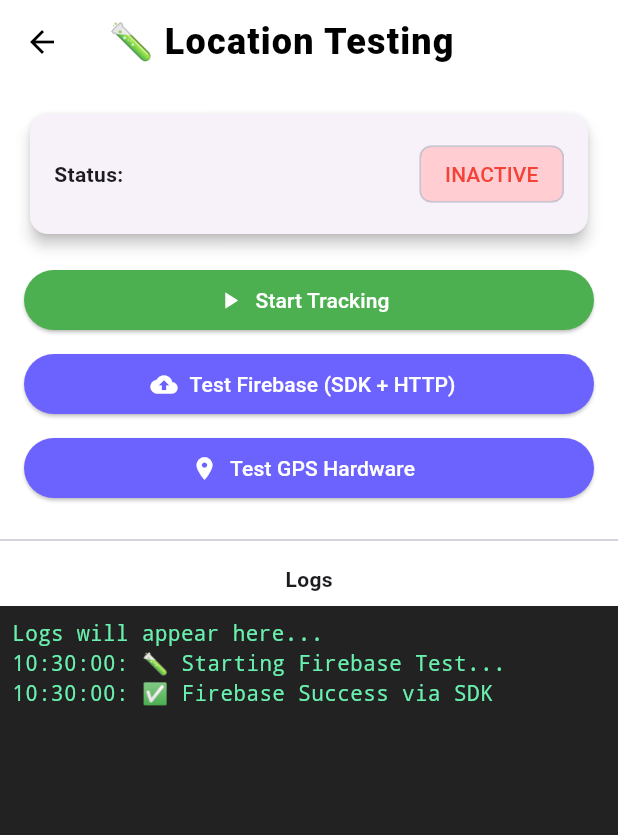
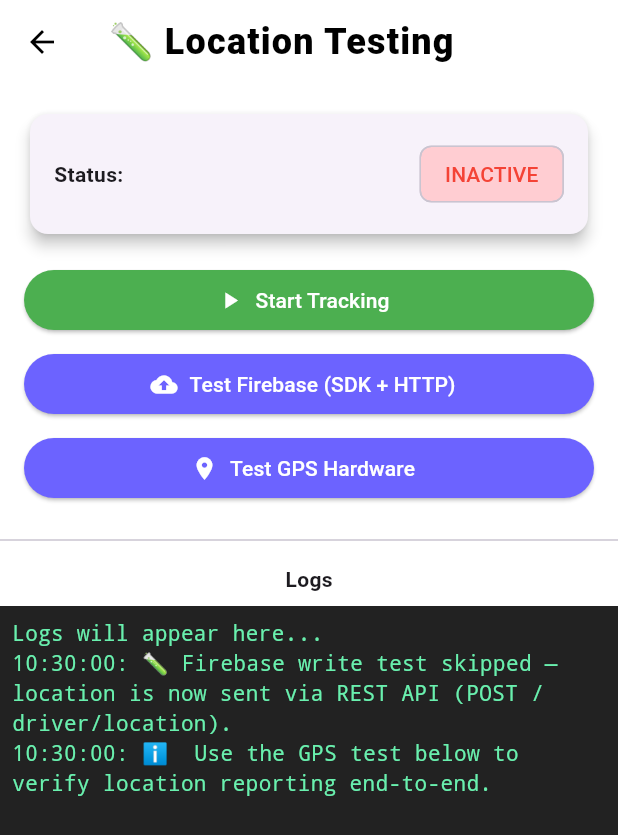
Before and after one commit to YouthStack-Dev/Fleet_Driver_App, a Flutter app: the LocationTestScreen screen opened by its route, after a tap on "Test Firebase (SDK + HTTP)", on a phone screen of 412 x 824 dp. Shown: the top 835 px of the screen. Run offline on Flutter 3.47's test engine with Material 3 defaults, Android fonts, the phone set to English and light mode, and no system bars; our stand-ins replace device_info_plus, dio, firebase_core, firebase_database, firebase_messaging, flutter_local_notifications and 9 more; missing offline and left inert: android_id, flutter_overlay_window; accounts and stored records are empty.

Commit message:
feat: Add escort boarding and location ping functionality for ongoing routes

```diff
--- a/lib/config/constants.dart
+++ b/lib/config/constants.dart
@@ -17,7 +17,6 @@ class ApiEndpoints {
   static const String tripStart = '/api/v1/driver/trip/start';
   static const String tripEnd = '/api/v1/driver/trip/drop'; // Fix: consistent naming
   static const String noShow = '/api/v1/driver/trip/no-show';
-  static const String tripDrop = '/api/v1/driver/trip/drop'; // Duplicate but keep for safety if used elsewhere
 
   static const String bookings = '/api/v1/bookings/employee';
   static const String bookingDetails = '/api/v1/bookings';
@@ -29,6 +28,16 @@ class ApiEndpoints {
   // Driver Config & Speed Monitoring
   static const String driverConfig = '/api/v1/driver/config';
   static const String speedViolation = '/api/v1/speed-violations/';
+
+  // Driver Location Ping (IMP-1 / IMP-2 / IMP-9)
+  /// POST — send GPS ping every 5–10 s while route is ONGOING.
+  /// Query params: route_id, latitude, longitude, speed (km/h, optional).
+  static const String driverLocation = '/api/v1/driver/location';
+
+  // Escort
+  /// POST — board the escort before any employee pickup on escort routes.
+  /// Query params: route_id, otp.
+  static const String escortBoard = '/api/v1/driver/escort/board';
 
   // Chat — Driver endpoints
   /// GET  /api/v1/driver/chat/{booking_id}          → open / retrieve session
@@ -66,7 +75,7 @@ class LocationConfig {
   /// Minimum movement before a GPS event fires (0 = always fire on interval).
   static const int distanceFilterMeters = 0;
 
-  /// How often the driver location is written to Firebase RTDB.
-  /// Kept at 30 s to avoid hammering the database.
-  static const int firebaseUpdateIntervalMs = 30000;
+  /// How often a location ping is sent to POST /driver/location while ONGOING.
+  /// Spec: every 5–10 s. Using 7 s as the midpoint.
+  static const int locationPingIntervalMs = 7000;
 }
--- a/lib/screens/location_test_screen.dart
+++ b/lib/screens/location_test_screen.dart
@@ -109,29 +109,8 @@ class _LocationTestScreenState extends State<LocationTestScreen> {
   }
 
   Future<void> _testFirebaseConnection() async {
-    _addLog("🧪 Starting Firebase Test...");
-    setState(() => _testing = true);
-
-    try {
-      final result = await FirebaseService().updateDriverLocation(
-        tenantId: 'TEST_TENANT',
-        vendorId: 'TEST_VENDOR',
-        driverId: 'TEST_DRIVER_FLUTTER',
-        latitude: 0.0,
-        longitude: 0.0,
-        additionalData: {'test': true}
-      );
-
-      if (result['success']) {
-        _addLog("✅ Firebase Success via ${result['method']}");
-      } else {
-        _addLog("❌ Firebase Failed: ${result['error']}");
-      }
-    } catch (e) {
-      _addLog("❌ Error: $e");
-    } finally {
-      setState(() => _testing = false);
-    }
+    _addLog("🧪 Firebase write test skipped — location is now sent via REST API (POST /driver/location).");
+    _addLog("ℹ️  Use the GPS test below to verify location reporting end-to-end.");
   }
 
   Future<void> _testGps() async {
--- a/lib/services/firebase_service.dart
+++ b/lib/services/firebase_service.dart
@@ -1,12 +1,9 @@
 import 'package:firebase_database/firebase_database.dart';
 import 'package:firebase_core/firebase_core.dart';
-import 'package:dio/dio.dart';
 import 'package:logger/logger.dart';
-import '../config/constants.dart';
 
 class FirebaseService {
   final Logger _logger = Logger();
-  final Dio _dio = Dio(); // Separate Dio instance for raw Firebase calls
 
   // Singleton
   static final FirebaseService _instance = FirebaseService._internal();
@@ -16,70 +13,30 @@ class FirebaseService {
   DatabaseReference? _dbRef;
   bool _isSdkAvailable = false;
 
+  /// Call once during app startup (before any RTDB reads).
   Future<void> initialize() async {
     try {
       // Initialize Firebase without manual options.
-      // This forces the use of google-services.json (Android) or GoogleService-Info.plist (iOS).
+      // This forces the use of google-services.json (Android) or
+      // GoogleService-Info.plist (iOS).
       // Required for Firebase Cloud Messaging.
       await Firebase.initializeApp();
       _dbRef = FirebaseDatabase.instance.ref();
       _isSdkAvailable = true;
       _logger.i('✅ Firebase SDK initialized successfully from config files');
     } catch (e) {
-       // If init fails
       if (Firebase.apps.isNotEmpty) {
         _dbRef = FirebaseDatabase.instance.ref();
         _isSdkAvailable = true;
         _logger.i('✅ Firebase SDK already initialized');
       } else {
-          _logger.w('⚠️ Firebase SDK init failed: $e. Using HTTP fallback.');
+        _logger.w('⚠️ Firebase SDK init failed: $e');
         _isSdkAvailable = false;
       }
     }
   }
 
-  Future<Map<String, dynamic>> updateDriverLocation({
-    required String tenantId,
-    required String vendorId,
-    required String driverId,
-    required double latitude,
-    required double longitude,
-    Map<String, dynamic> additionalData = const {},
-  }) async {
-    final locationData = {
-      'driver_id': driverId,
-      'latitude': latitude,
-      'longitude': longitude,
-      'updated_at': DateTime.now().toIso8601String(),
-      ...additionalData
-    };
-
-    final path = 'drivers/$tenantId/$vendorId/$driverId';
-
-    // Try SDK First
-    if (_isSdkAvailable && _dbRef != null) {
-      try {
-        await _dbRef!.child(path).set(locationData);
-        _logger.d('✅ Location updated via SDK: $path');
-        return {'success': true, 'method': 'SDK'};
-      } catch (e) {
-        _logger.w('⚠️ SDK update failed: $e. Switching to HTTP fallback.');
-        // Proceed to fallback
+  /// Returns the root DatabaseReference for RTDB reads (e.g., chat listeners).
+  /// Returns null if Firebase failed to initialise.
+  DatabaseReference? get databaseRef => _isSdkAvailable ? _dbRef : null;
 }
-    }
-
-    // HTTP Fallback
-    try {
-      final url = '${FirebaseConfig.databaseUrl}/$path.json';
-      _logger.d('🔄 Attempting HTTP fallback: $url');
-
-      await _dio.put(url, data: locationData);
-
-      _logger.d('✅ Location updated via HTTP');
-      return {'success': true, 'method': 'HTTP'};
-    } catch (e) {
-      _logger.e('❌ All Firebase update methods failed', error: e);
-      return {'success': false, 'error': e.toString()};
-    }
-  }
-}
```
Also changed, not shown: lib/providers/booking_provider.dart (+19 -0 lines), lib/screens/rides_screen.dart (+42 -0 lines), lib/services/location_service.dart (+68 -107 lines), lib/services/route_service.dart (+42 -0 lines). Lines whose indentation alone changed are shown as unchanged.
